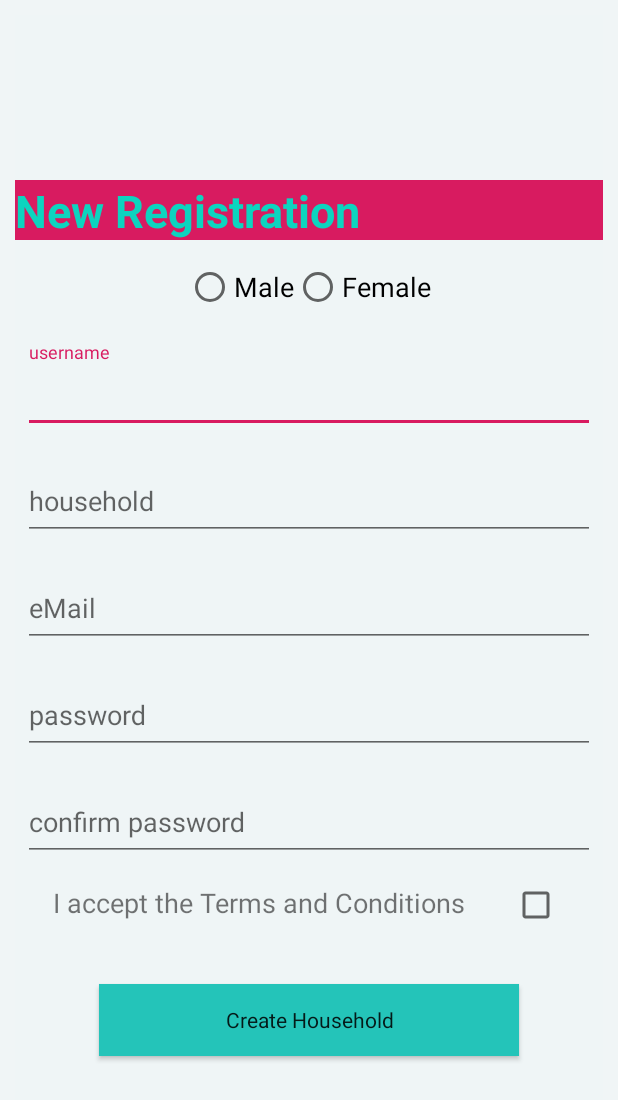
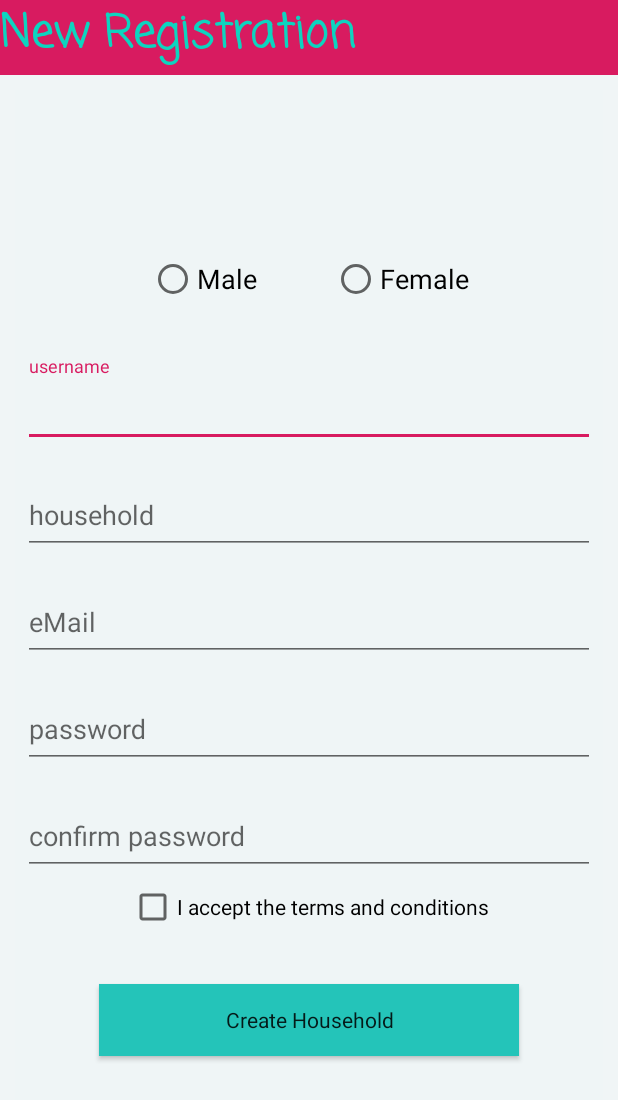
Before and after one commit to P-Weller/OYP, an Android app: the layout activity_registration.xml on its own in the app's theme, with its tools: preview values and no code run, on a phone screen of 412 x 824 dp. Shown: the top 1100 px of the screen. Run offline under Robolectric (Android 15) with nearby library versions, the phone set to English and light mode, and no system bars.

Commit message:
Update Styles XMLs

```diff
--- a/app/src/main/res/layout/activity_login.xml
+++ b/app/src/main/res/layout/activity_login.xml
@@ -7,14 +7,6 @@
     android:background="@color/background1"
     android:orientation="vertical">
 
-
-    <LinearLayout
-        android:layout_width="match_parent"
-        android:layout_height="match_parent"
-        android:layout_margin="20dp"
-        android:background="@color/background1"
-        android:gravity="center"
-        android:orientation="vertical">
 
     <TextView
         android:id="@+id/textView"
@@ -31,6 +23,16 @@
         app:layout_constraintEnd_toEndOf="parent"
         app:layout_constraintStart_toStartOf="parent"
         app:layout_constraintTop_toTopOf="parent" />
+
+    <LinearLayout
+        android:layout_width="match_parent"
+        android:layout_height="match_parent"
+        android:layout_margin="20dp"
+        android:background="@color/background1"
+        android:gravity="center"
+        android:orientation="vertical">
+
+
 
         <android.support.design.widget.TextInputLayout
             android:layout_width="match_parent"
--- a/app/src/main/res/layout/activity_registration.xml
+++ b/app/src/main/res/layout/activity_registration.xml
@@ -7,6 +7,22 @@
     android:background="@color/background1"
     android:orientation="vertical">
 
+    <TextView
+        android:id="@+id/registrationTextView"
+        android:layout_width="match_parent"
+        android:layout_height="50dp"
+        android:layout_gravity="start"
+        android:background="@color/colorAccent"
+        android:fontFamily="casual"
+        android:text="@string/new_registration"
+        android:textAlignment="textStart"
+        android:textColor="@color/colorPrimary"
+        android:textSize="30sp"
+        android:textStyle="bold"
+        app:layout_constraintEnd_toEndOf="parent"
+        app:layout_constraintStart_toStartOf="parent"
+        app:layout_constraintTop_toTopOf="parent" />
+
     <LinearLayout
         android:layout_width="match_parent"
         android:layout_height="match_parent"
@@ -15,47 +31,33 @@
         android:gravity="center"
         android:orientation="vertical">
 
-        <TextView
-            android:id="@+id/registrationTextView"
-            android:layout_width="match_parent"
-            android:layout_height="40dp"
-            android:background="@color/colorAccent"
-            android:text="@string/new_registration"
-            android:textAlignment="textStart"
-            android:textColor="@color/colorPrimary"
-            android:textSize="30sp"
-            android:textStyle="bold"
-            app:layout_constraintEnd_toEndOf="parent"
-            app:layout_constraintStart_toStartOf="parent"
-            app:layout_constraintTop_toTopOf="parent"
-            android:layout_gravity="start"
-            />
+
 
         <RelativeLayout
             android:layout_width="wrap_content"
-            android:layout_height="wrap_content">
+            android:layout_height="wrap_content"
+            android:layout_marginBottom="30dp">
 
             <RadioButton
                 android:id="@+id/male2RadioBtn"
                 android:layout_width="wrap_content"
                 android:layout_height="wrap_content"
-                android:layout_marginTop="15dp"
-                android:layout_marginBottom="15dp"
                 android:text="@string/male"
                 android:textSize="18sp"
+                style="@style/CheckboxTheme"
                 />
 
             <RadioButton
                 android:id="@+id/female2RadioBtn"
                 android:layout_width="wrap_content"
                 android:layout_height="wrap_content"
-                android:layout_marginTop="15dp"
-                android:layout_marginBottom="15dp"
                 android:text="@string/female"
                 android:textSize="18sp"
+                android:layout_marginLeft="50dp"
                 android:layout_toRightOf="@+id/male2RadioBtn"
                 tools:ignore="NotSibling"
                 android:layout_toEndOf="@+id/male2RadioBtn"
+                style="@style/CheckboxTheme"
                 />
 
         </RelativeLayout>
@@ -156,40 +158,16 @@
 
         </android.support.design.widget.TextInputLayout>
 
-        <RelativeLayout
+        <CheckBox
+            style="@style/CheckboxTheme"
             android:layout_width="wrap_content"
-            android:layout_height="wrap_content">
-
-            <CheckBox
-                android:id="@+id/tAndCCheckBox"
-                android:layout_width="wrap_content"
-                android:layout_height="wrap_content"
-                android:layout_alignParentRight="true"
-                android:layout_alignParentEnd="true"
-                android:layout_toRightOf="@+id/tAndc2TextView"
-                android:layout_alignBaseline="@+id/tAndc2TextView"
-                android:layout_alignBottom="@+id/tAndc2TextView"
-                tools:ignore="InvalidId,UnknownId"
-                android:layout_toEndOf="@+id/tAndc2TextView" />
-
-            <TextView
+            android:layout_height="wrap_content"
+            android:text="I accept the terms and conditions"
 
 
-                android:id="@+id/tAndc2TextView"
-                android:layout_width="306dp"
-                android:layout_height="31dp"
-                android:layout_marginStart="25dp"
-                android:layout_marginTop="10dp"
-                android:text="@string/tandctextview"
-                android:textSize="18sp"
-                android:layout_marginLeft="25dp"
-                app:layout_constraintEnd_toEndOf="parent"
-                tools:text="I accept the Terms and Conditions"
-                tools:ignore="UnknownId"
-                 />
+            />
 
 
-        </RelativeLayout>
 
         <Button
             android:id="@+id/createAccountBtn"
--- a/app/src/main/res/values/styles.xml
+++ b/app/src/main/res/values/styles.xml
@@ -6,6 +6,7 @@
         <item name="colorPrimary">@color/colorPrimary</item>
         <item name="colorPrimaryDark">@color/colorPrimaryDark</item>
         <item name="colorAccent">@color/colorAccent</item>
+        <item name="background">@color/background1</item>
 
 
     </style>
```
Lines whose indentation alone changed are shown as unchanged.
